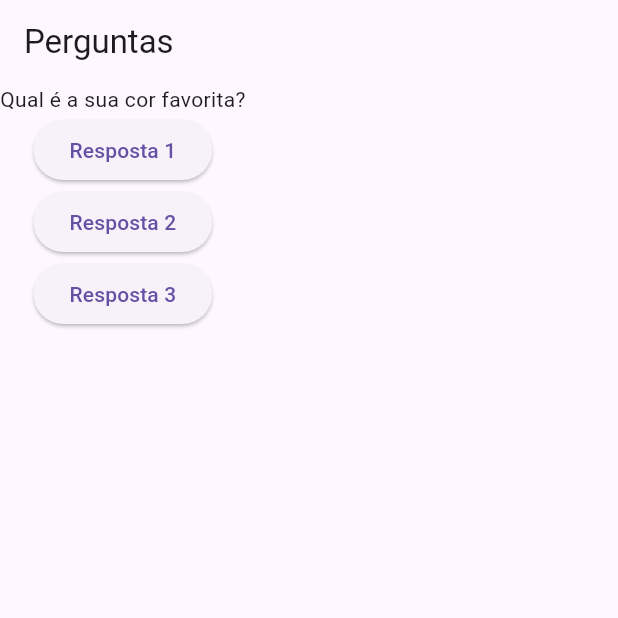
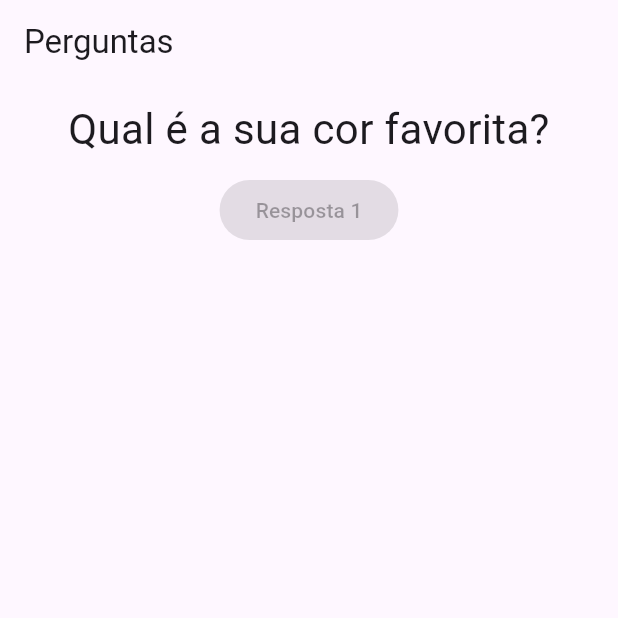
Before and after one commit to juliocesarjunior/quizz_flutter, a Flutter app: the screen it shows after launch, on a phone screen of 412 x 824 dp, the top half of it. Run offline on Flutter 3.47's test engine with Material 3 defaults, Android fonts, the phone set to English and light mode, and no system bars.

Commit message:
button dinamico

```diff
--- a/lib/main.dart
+++ b/lib/main.dart
@@ -1,5 +1,7 @@
 import 'package:flutter/material.dart';
+import 'package:quizz_flutter/resposta.dart';
 import './questao.dart';
+import './resposta.dart';
 
 void main() => runApp(PerguntaApp());
 
@@ -26,18 +28,7 @@ class _PerguntaAppState extends State<PerguntaApp> {
         body: Column(
           children: <Widget>[
             Questao(perguntas[_perguntaSelecionada]),
-            ElevatedButton(
-              child: Text('Resposta 1'),
-              onPressed: _responder,
-            ),
-            ElevatedButton(
-              child: Text('Resposta 2'),
-              onPressed: _responder,
-            ),
-            ElevatedButton(
-              child: Text('Resposta 3'),
-              onPressed: _responder,
-            )
+            Resposta('Resposta 1'),
           ],
         ),
       ),
--- a/lib/questao.dart
+++ b/lib/questao.dart
@@ -7,6 +7,14 @@ class Questao extends StatelessWidget {
 
   @override
   Widget build(BuildContext context) {
-    return Text(texto);
+    return Container(
+      width: double.infinity,
+      margin: EdgeInsets.all(10),
+      child: Text(
+        texto,
+        style: TextStyle(fontSize: 28),
+        textAlign: TextAlign.center,
+      ),
+    );
   }
 }
--- /dev/null
+++ b/lib/resposta.dart
@@ -0,0 +1,15 @@
+import 'package:flutter/material.dart';
+
+class Resposta extends StatelessWidget {
+  final String texto;
+
+  Resposta(this.texto);
+
+  @override
+  Widget build(BuildContext context) {
+    return ElevatedButton(
+      child: Text(texto),
+      onPressed: null,
+    );
+  }
+}
```
Also changed, not shown: 1 other file.
